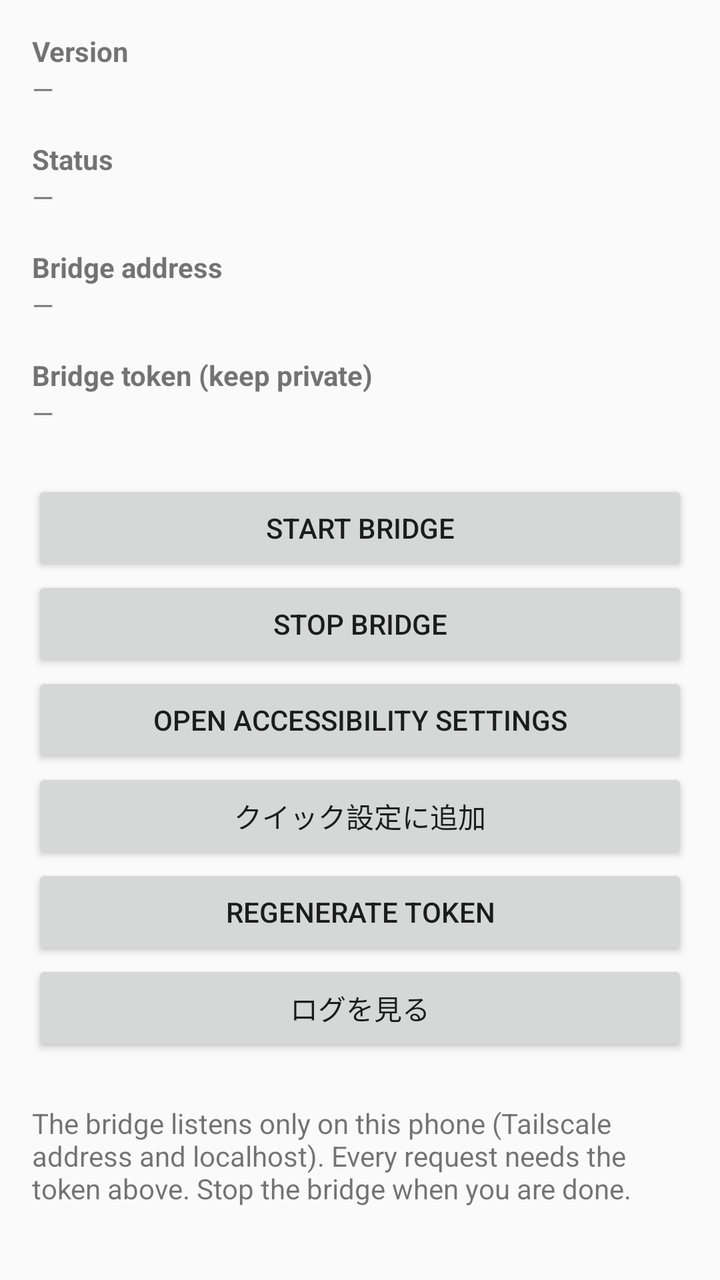
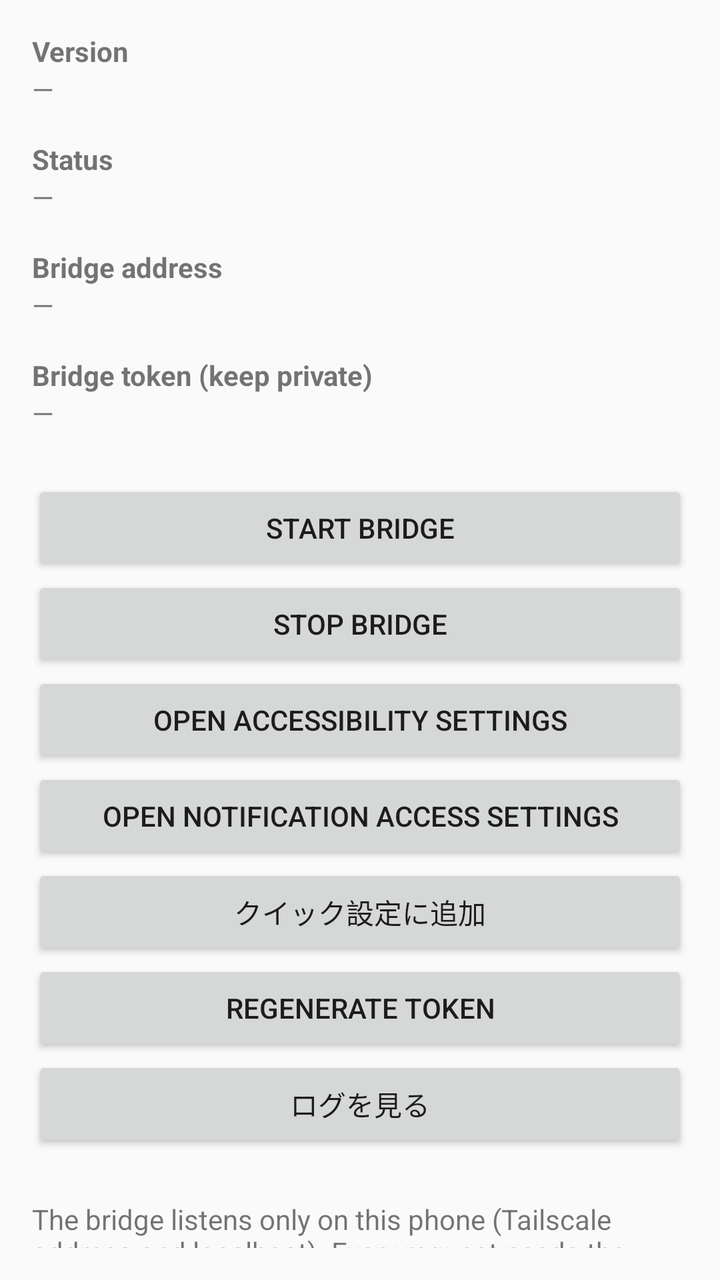

Before-and-after screenshots of an Android layout around one commit, followed by the original layout XML and the change that was made.
<!-- AndroidManifest.xml: application theme android:Theme.Material.Light.NoActionBar -->
<!-- res/layout/activity_main.xml -->
<?xml version="1.0" encoding="utf-8"?>
<LinearLayout xmlns:android="http://schemas.android.com/apk/res/android"
    android:layout_width="match_parent"
    android:layout_height="match_parent"
    android:orientation="vertical"
    android:padding="16dp">

    <TextView
        android:layout_width="wrap_content"
        android:layout_height="wrap_content"
        android:text="@string/title_version"
        android:textStyle="bold" />
    <TextView
        android:id="@+id/version_text"
        android:layout_width="match_parent"
        android:layout_height="wrap_content"
        android:text="—" />

    <TextView
        android:layout_width="wrap_content"
        android:layout_height="wrap_content"
        android:layout_marginTop="16dp"
        android:text="@string/title_status"
        android:textStyle="bold" />
    <TextView
        android:id="@+id/status_text"
        android:layout_width="match_parent"
        android:layout_height="wrap_content"
        android:text="—" />

    <TextView
        android:layout_width="wrap_content"
        android:layout_height="wrap_content"
        android:layout_marginTop="16dp"
        android:text="@string/title_address"
        android:textStyle="bold" />
    <TextView
        android:id="@+id/address_text"
        android:layout_width="match_parent"
        android:layout_height="wrap_content"
        android:text="—" />

    <TextView
        android:layout_width="wrap_content"
        android:layout_height="wrap_content"
        android:layout_marginTop="16dp"
        android:text="@string/title_token"
        android:textStyle="bold" />
    <TextView
        android:id="@+id/token_text"
        android:layout_width="match_parent"
        android:layout_height="wrap_content"
        android:text="—"
        android:textIsSelectable="true" />

    <Button
        android:id="@+id/start_button"
        android:layout_width="match_parent"
        android:layout_height="wrap_content"
        android:layout_marginTop="24dp"
        android:text="@string/btn_start" />
    <Button
        android:id="@+id/stop_button"
        android:layout_width="match_parent"
        android:layout_height="wrap_content"
        android:text="@string/btn_stop" />
    <Button
        android:id="@+id/accessibility_button"
        android:layout_width="match_parent"
        android:layout_height="wrap_content"
        android:text="@string/btn_accessibility" />
    <Button
        android:id="@+id/add_tile_button"
        android:layout_width="match_parent"
        android:layout_height="wrap_content"
        android:text="@string/btn_add_tile" />
    <Button
        android:id="@+id/regenerate_button"
        android:layout_width="match_parent"
        android:layout_height="wrap_content"
        android:text="@string/btn_regenerate" />
    <Button
        android:id="@+id/log_button"
        android:layout_width="match_parent"
        android:layout_height="wrap_content"
        android:text="@string/btn_log" />

    <TextView
        android:layout_width="match_parent"
        android:layout_height="wrap_content"
        android:layout_marginTop="24dp"
        android:text="@string/hint" />
</LinearLayout>
<!-- resources referenced by this layout -->
<resources>
  <string name="btn_accessibility">Open accessibility settings</string>
  <string name="btn_add_tile">クイック設定に追加</string>
  <string name="btn_log">ログを見る</string>
  <string name="btn_regenerate">Regenerate token</string>
  <string name="btn_start">Start bridge</string>
  <string name="btn_stop">Stop bridge</string>
  <string name="hint">The bridge listens only on this phone (Tailscale address and localhost). Every request needs the token above. Stop the bridge when you are done.</string>
  <string name="title_address">Bridge address</string>
  <string name="title_status">Status</string>
  <string name="title_token">Bridge token (keep private)</string>
  <string name="title_version">Version</string>
</resources>

<!-- the commit's change to res/layout/activity_main.xml (unified diff, before → after) -->
@@ -70,6 +70,11 @@
         android:layout_height="wrap_content"
         android:text="@string/btn_accessibility" />
     <Button
+        android:id="@+id/notification_button"
+        android:layout_width="match_parent"
+        android:layout_height="wrap_content"
+        android:text="@string/btn_notification" />
+    <Button
         android:id="@+id/add_tile_button"
         android:layout_width="match_parent"
         android:layout_height="wrap_content"
<!-- resource entries referenced after the edit -->
@@ -3,6 +3,7 @@
   <string name="btn_accessibility">Open accessibility settings</string>
   <string name="btn_add_tile">クイック設定に追加</string>
   <string name="btn_log">ログを見る</string>
+  <string name="btn_notification">Open notification access settings</string>
   <string name="btn_regenerate">Regenerate token</string>
   <string name="btn_start">Start bridge</string>
   <string name="btn_stop">Stop bridge</string>
